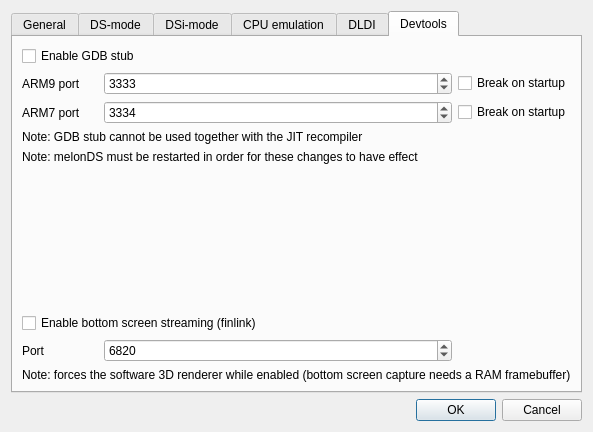
This is src/frontend/qt_sdl/EmuSettingsDialog.ui in alwe2710/melonds-screen-stream as Qt 5 draws it before an edit. The edited form follows.
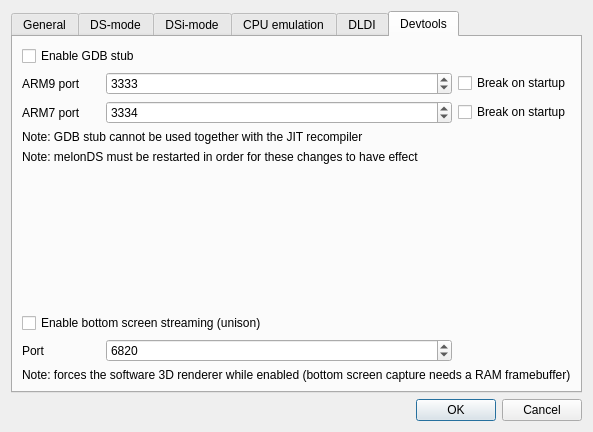
This is the edited form. The open tabs and pages were chosen to show the change. Custom widgets are drawn as their Qt base class.

Commit message: Rename finlink mentions to Unison

```diff
--- a/src/frontend/qt_sdl/EmuSettingsDialog.ui
+++ b/src/frontend/qt_sdl/EmuSettingsDialog.ui
@@ -671,7 +671,7 @@
        <item row="6" column="0" colspan="3">
         <widget class="QCheckBox" name="cbStreamEnabled">
          <property name="text">
-          <string>Enable bottom screen streaming (finlink)</string>
+          <string>Enable bottom screen streaming (unison)</string>
          </property>
         </widget>
        </item>
```
The commit also changes 55 other files.
